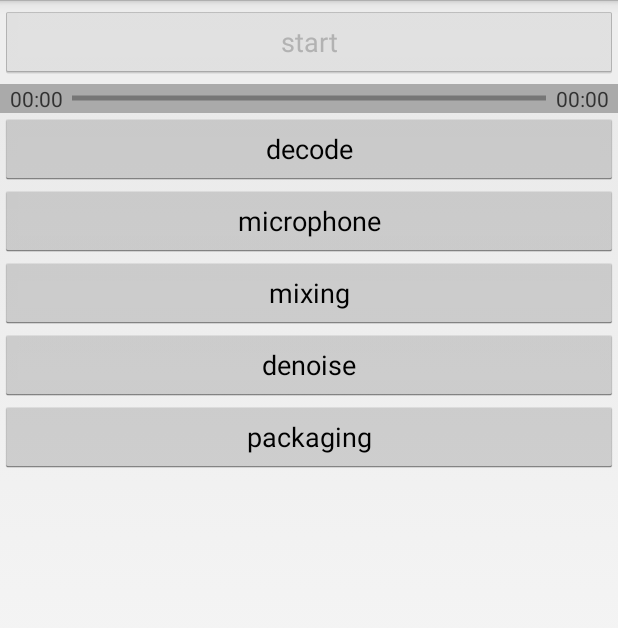
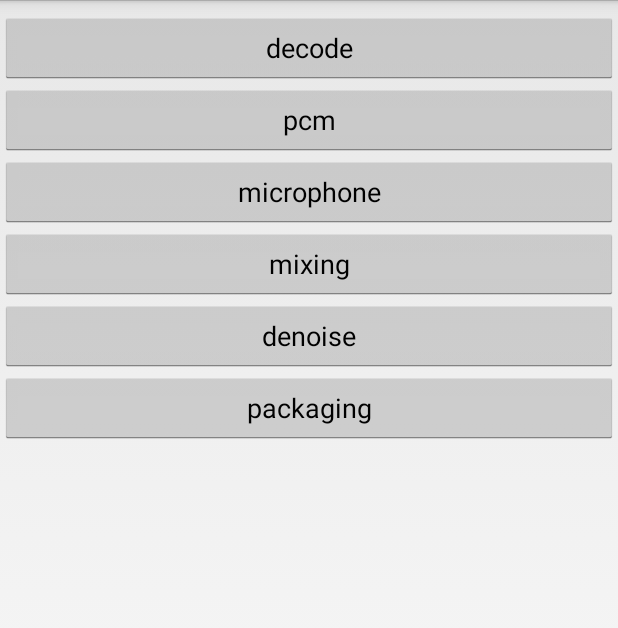
Before and after one commit to sunjinbo/Stentor, an Android app: the screen it shows after launch (MainActivity), after a tap on "decode", on a phone screen of 412 x 824 dp. Shown: the top 628 px of the screen. Run offline under Robolectric (Android 15) with nearby library versions, the phone set to English and light mode, and no system bars; network calls fail.

Commit message:
Save decoded pcm file to sdcard

```diff
--- a/app/src/main/java/com/audio/stentor/MainActivity.java
+++ b/app/src/main/java/com/audio/stentor/MainActivity.java
@@ -3,30 +3,20 @@ package com.audio.stentor;
 import android.app.ActionBar;
 import android.app.Activity;
 import android.os.Bundle;
-import android.text.TextUtils;
 import android.view.View;
 import android.widget.Button;
 import android.widget.ProgressBar;
-import android.widget.TextView;
 import android.widget.Toast;
-
-import java.io.File;
-import java.io.IOException;
 
 public class MainActivity extends Activity implements View.OnClickListener, TaskCallback {
 
     private Button mDecodeButton;
+    private Button mPcmButton;
     private Button mMixingButton;
     private Button mMicrophoneButton;
     private Button mDenoiseButton;
     private Button mPackagingButton;
 
-    private Button mPreviewButton;
-
-    private TextView mCurrentPositionTextView;
-    private TextView mTotalTextView;
-
-    private ProgressBar mPreviewProgressBar;
     private ProgressBar mAudioTaskProgressBar;
 
     @Override
@@ -49,23 +39,19 @@ public class MainActivity extends Activity implements View.OnClickListener, Task
 
     private void initView() {
         mDecodeButton = findViewById(R.id.btn_decode);
+        mPcmButton = findViewById(R.id.btn_play_pcm);
         mMixingButton = findViewById(R.id.btn_mixing);
         mMicrophoneButton = findViewById(R.id.btn_microphone);
         mDenoiseButton = findViewById(R.id.btn_denoise);
         mPackagingButton = findViewById(R.id.btn_packaging);
-        mPreviewButton = findViewById(R.id.btn_preview);
 
         mDecodeButton.setOnClickListener(this);
+        mPcmButton.setOnClickListener(this);
         mMixingButton.setOnClickListener(this);
         mMicrophoneButton.setOnClickListener(this);
         mDenoiseButton.setOnClickListener(this);
         mPackagingButton.setOnClickListener(this);
-        mPreviewButton.setOnClickListener(this);
 
-        mCurrentPositionTextView = findViewById(R.id.tv_current_position);
-        mTotalTextView = findViewById(R.id.tv_total);
-
-        mPreviewProgressBar = findViewById(R.id.progress_preview);
         mAudioTaskProgressBar = findViewById(R.id.progress_audio_task);
     }
 
@@ -74,6 +60,9 @@ public class MainActivity extends Activity implements View.OnClickListener, Task
         switch (view.getId()) {
             case R.id.btn_decode:
                 (new DecodeAudioTask(this, this)).start();
+                break;
+
+            case R.id.btn_play_pcm:
                 break;
 
             case R.id.btn_mixing:
@@ -88,14 +77,6 @@ public class MainActivity extends Activity implements View.OnClickListener, Task
             case R.id.btn_packaging:
                 break;
 
-            case R.id.btn_preview:
-                if (TextUtils.equals(mPreviewButton.getText(), "pause")) {
-                    mPreviewButton.setText("start");
-                } else {
-                    mPreviewButton.setText("pause");
-                }
-                break;
-
             default:
                 break;
         }
@@ -107,32 +88,34 @@ public class MainActivity extends Activity implements View.OnClickListener, Task
             @Override
             public void run() {
                 mDecodeButton.setEnabled(false);
+                mPcmButton.setEnabled(false);
                 mMixingButton.setEnabled(false);
                 mMicrophoneButton.setEnabled(false);
                 mDenoiseButton.setEnabled(false);
                 mPackagingButton.setEnabled(false);
-                mPreviewButton.setEnabled(false);
-                mPreviewButton.setText("start");
+
                 mAudioTaskProgressBar.setVisibility(View.VISIBLE);
-                mTotalTextView.setText(TimeUtils.formatNumberToMinuteSecond(0.0));
-                mCurrentPositionTextView.setText(TimeUtils.formatNumberToMinuteSecond(0.0));
             }
         });
     }
 
     @Override
-    public void onTaskCompleted(AudioTask task) {
+    public void onTaskCompleted(final AudioTask task) {
         runOnUiThread(new Runnable() {
             @Override
             public void run() {
                 mDecodeButton.setEnabled(true);
+                mPcmButton.setEnabled(true);
                 mMixingButton.setEnabled(true);
                 mMicrophoneButton.setEnabled(true);
                 mDenoiseButton.setEnabled(true);
                 mPackagingButton.setEnabled(true);
-                mPreviewButton.setEnabled(true);
-                mPreviewButton.setText("start");
+
                 mAudioTaskProgressBar.setVisibility(View.INVISIBLE);
+
+                if (task instanceof DecodeAudioTask) {
+                    Toast.makeText(MainActivity.this, "Successfully decode a PCM file!", Toast.LENGTH_SHORT).show();
+                }
             }
         });
     }
@@ -143,12 +126,12 @@ public class MainActivity extends Activity implements View.OnClickListener, Task
             @Override
             public void run() {
                 mDecodeButton.setEnabled(true);
+                mPcmButton.setEnabled(true);
                 mMixingButton.setEnabled(true);
                 mMicrophoneButton.setEnabled(true);
                 mDenoiseButton.setEnabled(true);
                 mPackagingButton.setEnabled(true);
-                mPreviewButton.setEnabled(true);
-                mPreviewButton.setText("start");
+
                 mAudioTaskProgressBar.setVisibility(View.INVISIBLE);
 
                 Toast.makeText(MainActivity.this, "This task occurs error!", Toast.LENGTH_SHORT).show();
@@ -166,6 +149,7 @@ public class MainActivity extends Activity implements View.OnClickListener, Task
                 if (total > 0) {
                     progress = (int)((double)current / (double)total * 100);
                 }
+
                 mAudioTaskProgressBar.setProgress(progress);
             }
         });
--- a/app/src/main/res/layout/activity_main.xml
+++ b/app/src/main/res/layout/activity_main.xml
@@ -8,71 +8,26 @@
     android:layout_height="match_parent"
     tools:context="com.audio.stentor.MainActivity">
 
-    <LinearLayout
-        android:background="#aaaaaa"
-        android:orientation="vertical"
-        android:layout_width="match_parent"
-        android:layout_height="wrap_content">
-
-        <FrameLayout
-            android:background="#eeeeee"
-            android:layout_width="match_parent"
-            android:layout_height="56dp">
-
     <ProgressBar
         android:id="@+id/progress_audio_task"
-                android:progress="50"
+        android:progress="0"
         android:visibility="invisible"
+        tools:visibility="visible"
+        tools:progress="70"
         style="?android:attr/progressBarStyleHorizontal"
         android:layout_gravity="center_horizontal|top"
         android:layout_width="match_parent"
         android:layout_height="8dp" />
 
     <Button
-                android:id="@+id/btn_preview"
-                android:text="start"
-                android:enabled="false"
-                android:layout_gravity="center"
+        android:id="@+id/btn_decode"
+        android:text="decode"
         android:layout_width="match_parent"
         android:layout_height="wrap_content" />
 
-        </FrameLayout>
-
-        <LinearLayout
-            android:layout_width="match_parent"
-            android:layout_height="wrap_content">
-
-            <TextView
-                android:id="@+id/tv_current_position"
-                android:text="00:00"
-                android:textAlignment="center"
-                android:layout_gravity="center"
-                android:layout_width="48dp"
-                android:layout_height="wrap_content" />
-
-            <ProgressBar
-                android:id="@+id/progress_preview"
-                style="?android:attr/progressBarStyleHorizontal"
-                android:layout_gravity="center"
-                android:layout_weight="1"
-                android:layout_width="0dp"
-                android:layout_height="wrap_content" />
-
-            <TextView
-                android:id="@+id/tv_total"
-                android:text="00:00"
-                android:textAlignment="center"
-                android:layout_gravity="center"
-                android:layout_width="48dp"
-                android:layout_height="wrap_content" />
-
-        </LinearLayout>
-
-    </LinearLayout>
-
     <Button
-        android:id="@+id/btn_decode"
-        android:text="decode"
+        android:id="@+id/btn_play_pcm"
+        android:text="pcm"
         android:layout_width="match_parent"
         android:layout_height="wrap_content" />
 
```
Also changed, not shown: app/src/main/java/com/audio/stentor/DecodeAudioTask.java (+66 -3 lines). Lines whose indentation alone changed are shown as unchanged.
